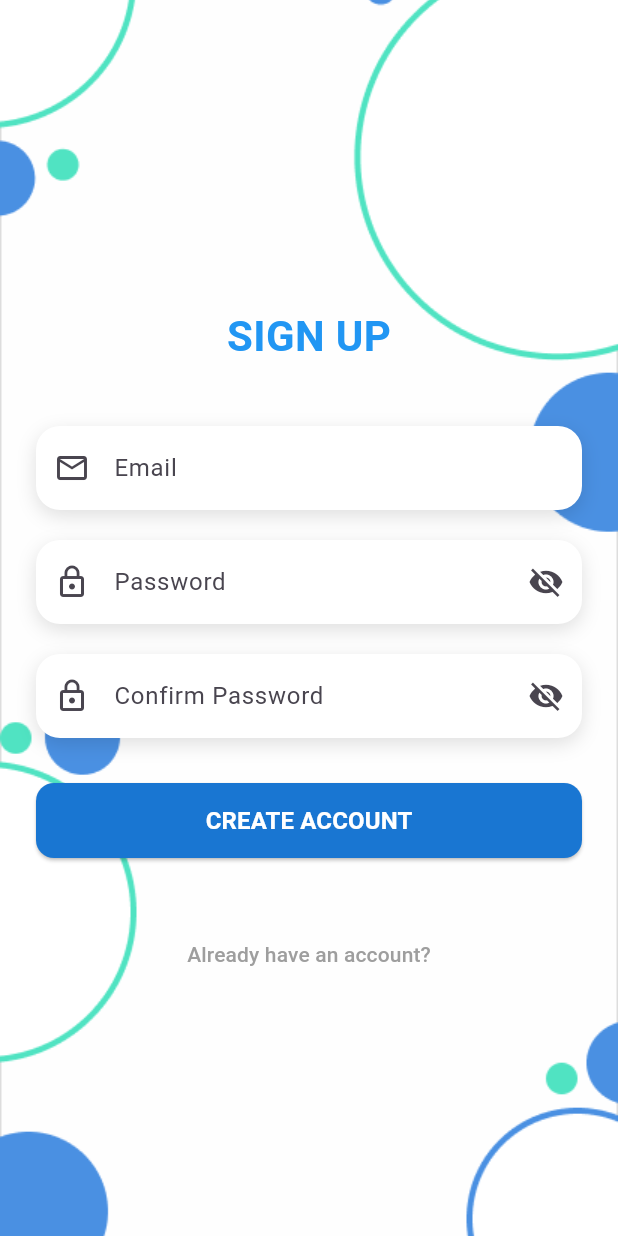
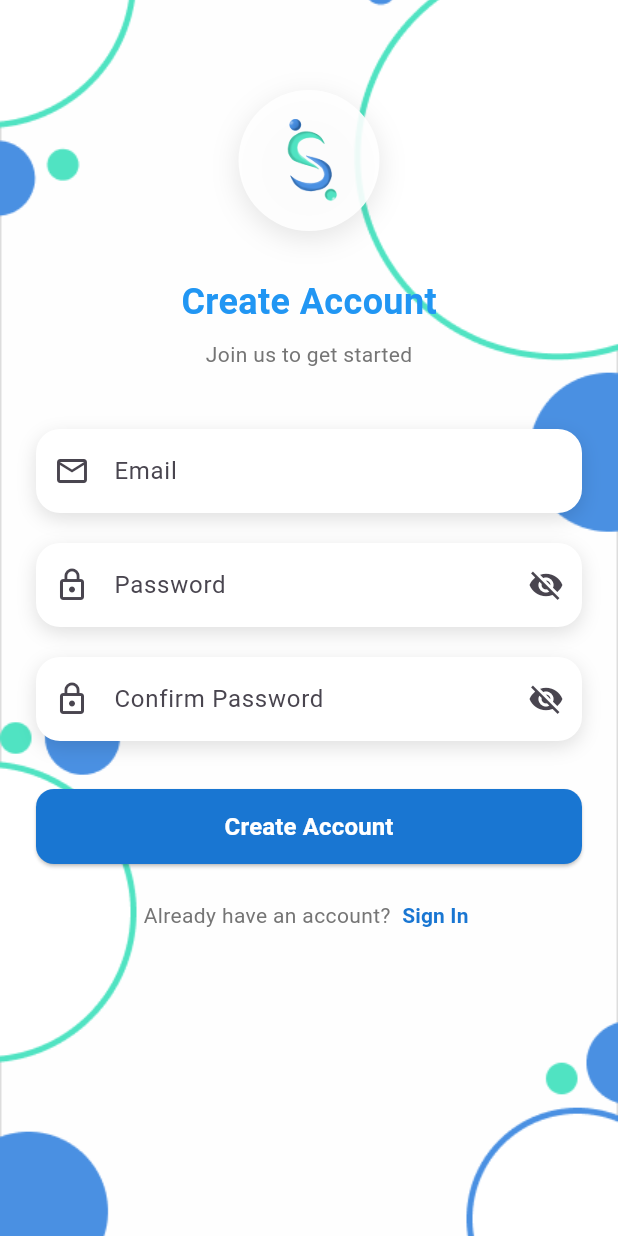
Before and after one commit to zxhenn/Flutter-Project, a Flutter app: the SignUpScreen screen opened by its route, on a phone screen of 412 x 824 dp. Run offline on Flutter 3.47's test engine with Material 3 defaults, Android fonts, the phone set to English and light mode, and no system bars; our stand-ins replace awesome_notifications, cloud_firestore, firebase_auth, firebase_core, fl_chart, geolocator and 3 more; accounts and stored records are empty.

Commit message:
redesigned signin and signup

```diff
--- a/lib/screens/signup_screen.dart
+++ b/lib/screens/signup_screen.dart
@@ -97,20 +97,55 @@ class _SignUpScreenState extends State<SignUpScreen> {
             ),
           ),
           SafeArea(
-            child: Center(
             child: SingleChildScrollView(
-                padding: const EdgeInsets.symmetric(horizontal: 24),
+              padding: const EdgeInsets.fromLTRB(24, 40, 24, 24),
               child: Form(
                 key: _formKey,
                 child: Column(
+                  crossAxisAlignment: CrossAxisAlignment.stretch,
                   children: [
-                      const SizedBox(height: 40),
-                      const Text(
-                        'SIGN UP',
+                    const SizedBox(height: 20),
+                      // App Logo
+                      Center(
+                        child: Container(
+                          padding: const EdgeInsets.all(12),
+                          decoration: BoxDecoration(
+                            color: Colors.white.withOpacity(0.9),
+                            shape: BoxShape.circle,
+                            boxShadow: [
+                              BoxShadow(
+                                color: Colors.black.withOpacity(0.1),
+                                blurRadius: 15,
+                                offset: const Offset(0, 5),
+                              ),
+                            ],
+                          ),
+                          child: Image.asset(
+                            'assets/app_icon.png',
+                            height: 70,
+                            width: 70,
+                          ),
+                        ),
+                      ),
+                      const SizedBox(height: 30),
+                      const Center(
+                        child: Text(
+                          'Create Account',
                           style: TextStyle(
-                          fontSize: 28,
-                          fontWeight: FontWeight.bold,
+                            fontSize: 24,
+                            fontWeight: FontWeight.w600,
                             color: Colors.blue,
+                          ),
+                        ),
+                      ),
+                      const SizedBox(height: 8),
+                      Center(
+                        child: Text(
+                          'Join us to get started',
+                          style: TextStyle(
+                            fontSize: 14,
+                            color: Colors.grey[600],
+                          ),
                         ),
                       ),
                       const SizedBox(height: 40),
@@ -197,7 +232,7 @@ class _SignUpScreenState extends State<SignUpScreen> {
                           return null;
                         },
                       ),
-                      const SizedBox(height: 30),
+                      const SizedBox(height: 32),
                       // Signup Button
                       SizedBox(
                         width: double.infinity,
@@ -211,9 +246,16 @@ class _SignUpScreenState extends State<SignUpScreen> {
                             ),
                           ),
                           child: _isLoading
-                              ? const CircularProgressIndicator(color: Colors.white)
+                              ? const SizedBox(
+                                  height: 20,
+                                  width: 20,
+                                  child: CircularProgressIndicator(
+                                    color: Colors.white,
+                                    strokeWidth: 2,
+                                  ),
+                                )
                               : const Text(
-                            'CREATE ACCOUNT',
+                                  'Create Account',
                                   style: TextStyle(
                                     color: Colors.white,
                                     fontWeight: FontWeight.bold,
@@ -222,7 +264,7 @@ class _SignUpScreenState extends State<SignUpScreen> {
                                 ),
                         ),
                       ),
-                      const SizedBox(height: 20),
+                      const SizedBox(height: 24),
 
 // ✨ Here is the NEW "or" Divider
 //                       Row(
@@ -270,18 +312,39 @@ class _SignUpScreenState extends State<SignUpScreen> {
 //                           elevation: 3,
 //                         ),
 //                       ),
-                      const SizedBox(height: 20),
+                      Center(
+                        child: Row(
+                          mainAxisAlignment: MainAxisAlignment.center,
+                          children: [
+                            Text(
+                              'Already have an account? ',
+                              style: TextStyle(
+                                color: Colors.grey[600],
+                                fontSize: 14,
+                              ),
+                            ),
                             TextButton(
                               onPressed: () {
                                 Navigator.pushReplacementNamed(context, '/login');
                               },
-                        child: const Text(
-                          'Already have an account?',
-                          style: TextStyle(color: Colors.grey),
+                              style: TextButton.styleFrom(
+                                padding: const EdgeInsets.symmetric(horizontal: 4),
+                                minimumSize: Size.zero,
+                                tapTargetSize: MaterialTapTargetSize.shrinkWrap,
+                              ),
+                              child: Text(
+                                'Sign In',
+                                style: TextStyle(
+                                  color: Colors.blue[700],
+                                  fontWeight: FontWeight.w600,
+                                  fontSize: 14,
+                                ),
                               ),
                             ),
                           ],
                         ),
+                      ),
+                    ],
                   ),
                 ),
               ),
```
Also changed, not shown: lib/screens/login_screen.dart (+106 -45 lines), pubspec.lock, 2 other files. Lines whose indentation alone changed are shown as unchanged.
